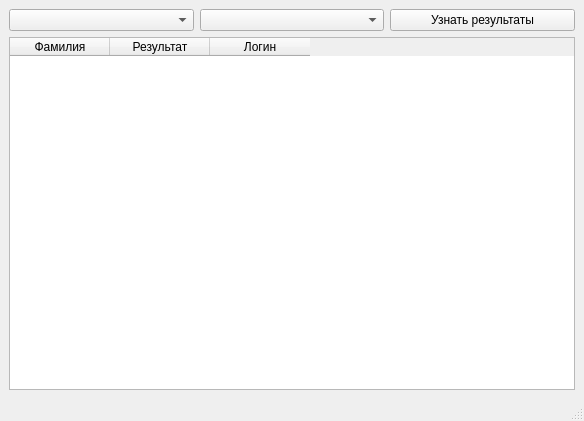
This is ui/interface.ui in DNick/PyQT as Qt 5 draws it before an edit. The edited form follows.
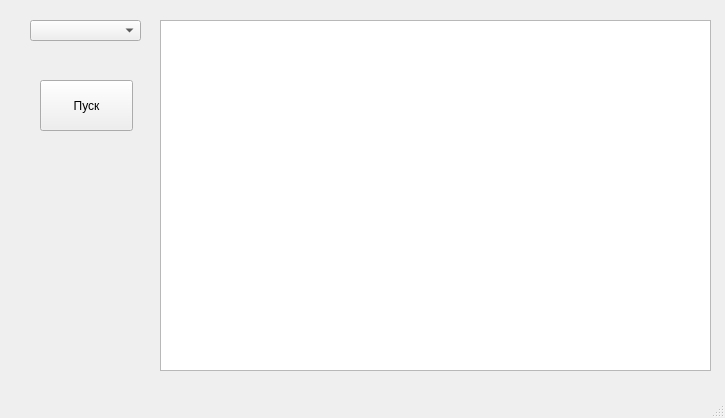
This is the edited form.

The edit to the form file:
```diff
--- a/ui/interface.ui
+++ b/ui/interface.ui
@@ -6,56 +6,47 @@
    <rect>
     <x>0</x>
     <y>0</y>
-    <width>584</width>
-    <height>421</height>
+    <width>725</width>
+    <height>418</height>
    </rect>
   </property>
   <property name="windowTitle">
    <string>MainWindow</string>
   </property>
   <widget class="QWidget" name="centralwidget">
-   <layout class="QHBoxLayout" name="horizontalLayout_2">
-    <item>
-     <layout class="QVBoxLayout" name="verticalLayout">
-      <item>
-       <layout class="QHBoxLayout" name="horizontalLayout">
-        <item>
-         <widget class="QComboBox" name="comboBox"/>
-        </item>
-        <item>
-         <widget class="QComboBox" name="comboBox_2"/>
-        </item>
-        <item>
-         <widget class="QPushButton" name="pushButton">
-          <property name="text">
-           <string>Узнать результаты</string>
-          </property>
-         </widget>
-        </item>
-       </layout>
-      </item>
-      <item>
-       <widget class="QTableWidget" name="tableWidget">
-        <column>
-         <property name="text">
-          <string>Фамилия</string>
-         </property>
-        </column>
-        <column>
-         <property name="text">
-          <string>Результат</string>
-         </property>
-        </column>
-        <column>
-         <property name="text">
-          <string>Логин</string>
-         </property>
-        </column>
-       </widget>
-      </item>
-     </layout>
-    </item>
-   </layout>
+   <widget class="QComboBox" name="comboBox">
+    <property name="geometry">
+     <rect>
+      <x>30</x>
+      <y>20</y>
+      <width>111</width>
+      <height>21</height>
+     </rect>
+    </property>
+   </widget>
+   <widget class="QTableWidget" name="tableWidget">
+    <property name="geometry">
+     <rect>
+      <x>160</x>
+      <y>20</y>
+      <width>551</width>
+      <height>351</height>
+     </rect>
+    </property>
+   </widget>
+   <widget class="QPushButton" name="pushButton">
+    <property name="geometry">
+     <rect>
+      <x>40</x>
+      <y>80</y>
+      <width>93</width>
+      <height>51</height>
+     </rect>
+    </property>
+    <property name="text">
+     <string>Пуск</string>
+    </property>
+   </widget>
   </widget>
   <widget class="QMenuBar" name="menubar">
    <property name="geometry">
```
Left out of the diff: 2 changed lines with no effect on the pictures.
